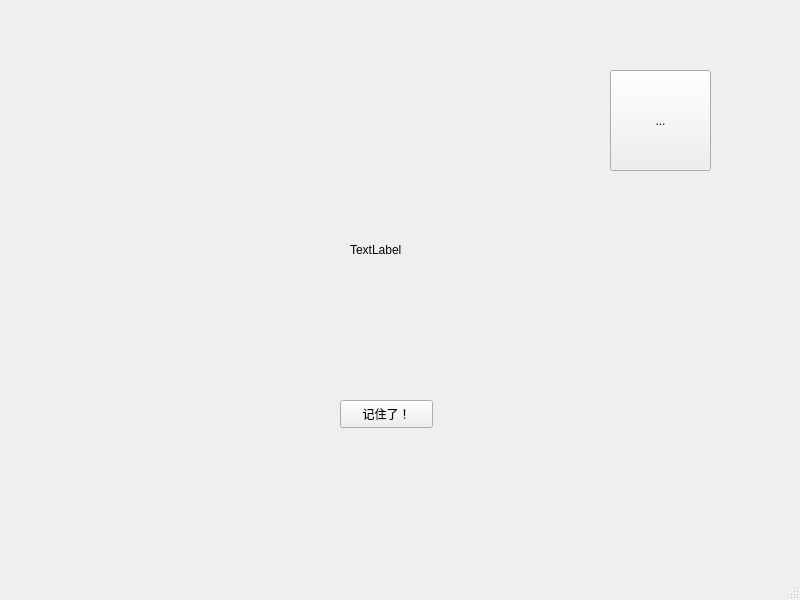
This is mainwindow.ui in wflzz/WordAssist as Qt 5 draws it before an edit. The edited form follows.
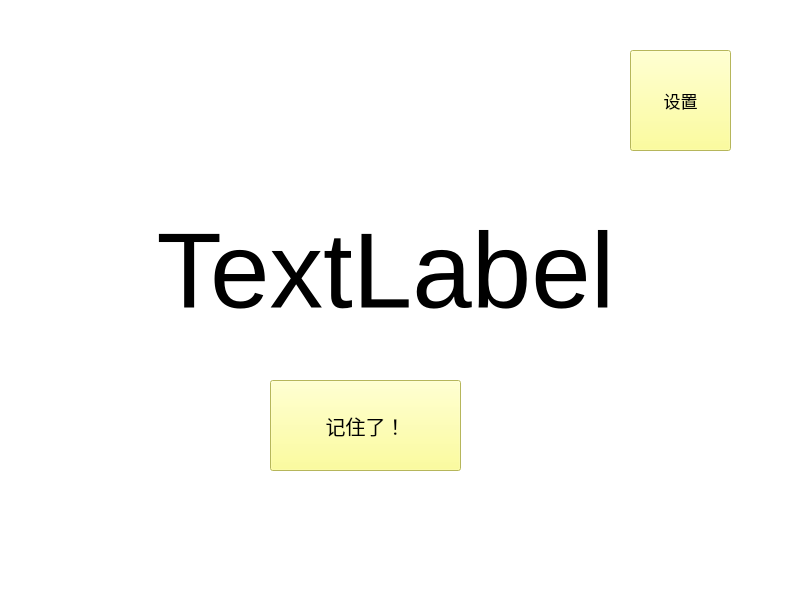
This is the edited form.

Commit message: 界面调整

What changed in the file:
```diff
--- a/mainwindow.ui
+++ b/mainwindow.ui
@@ -10,32 +10,56 @@
     <height>600</height>
    </rect>
   </property>
+  <property name="font">
+   <font>
+    <pointsize>15</pointsize>
+   </font>
+  </property>
   <property name="windowTitle">
    <string>MainWindow</string>
   </property>
+  <property name="styleSheet">
+   <string notr="true">background-color: rgb(255, 255, 255);</string>
+  </property>
   <widget class="QWidget" name="centralwidget">
    <widget class="QToolButton" name="toolButton">
     <property name="geometry">
      <rect>
-      <x>610</x>
-      <y>70</y>
+      <x>630</x>
+      <y>50</y>
       <width>101</width>
       <height>101</height>
      </rect>
     </property>
+    <property name="font">
+     <font>
+      <pointsize>13</pointsize>
+     </font>
+    </property>
+    <property name="styleSheet">
+     <string notr="true">background-color: rgb(255, 255, 127);</string>
+    </property>
     <property name="text">
-     <string>...</string>
+     <string>设置</string>
     </property>
    </widget>
    <widget class="QPushButton" name="rememberButton">
     <property name="geometry">
      <rect>
-      <x>340</x>
-      <y>400</y>
-      <width>93</width>
-      <height>28</height>
+      <x>270</x>
+      <y>380</y>
+      <width>191</width>
+      <height>91</height>
      </rect>
     </property>
+    <property name="font">
+     <font>
+      <pointsize>15</pointsize>
+     </font>
+    </property>
+    <property name="styleSheet">
+     <string notr="true">background-color: rgb(255, 255, 127);</string>
+    </property>
     <property name="text">
      <string>记住了！</string>
     </property>
@@ -43,15 +67,23 @@
    <widget class="QLabel" name="wordLabel">
     <property name="geometry">
      <rect>
-      <x>350</x>
-      <y>240</y>
-      <width>69</width>
-      <height>19</height>
+      <x>60</x>
+      <y>210</y>
+      <width>651</width>
+      <height>121</height>
      </rect>
     </property>
+    <property name="font">
+     <font>
+      <pointsize>80</pointsize>
+     </font>
+    </property>
     <property name="text">
      <string>TextLabel</string>
     </property>
+    <property name="alignment">
+     <set>Qt::AlignCenter</set>
+    </property>
    </widget>
   </widget>
   <widget class="QMenuBar" name="menubar">
```
The commit also changes 4 other files.
